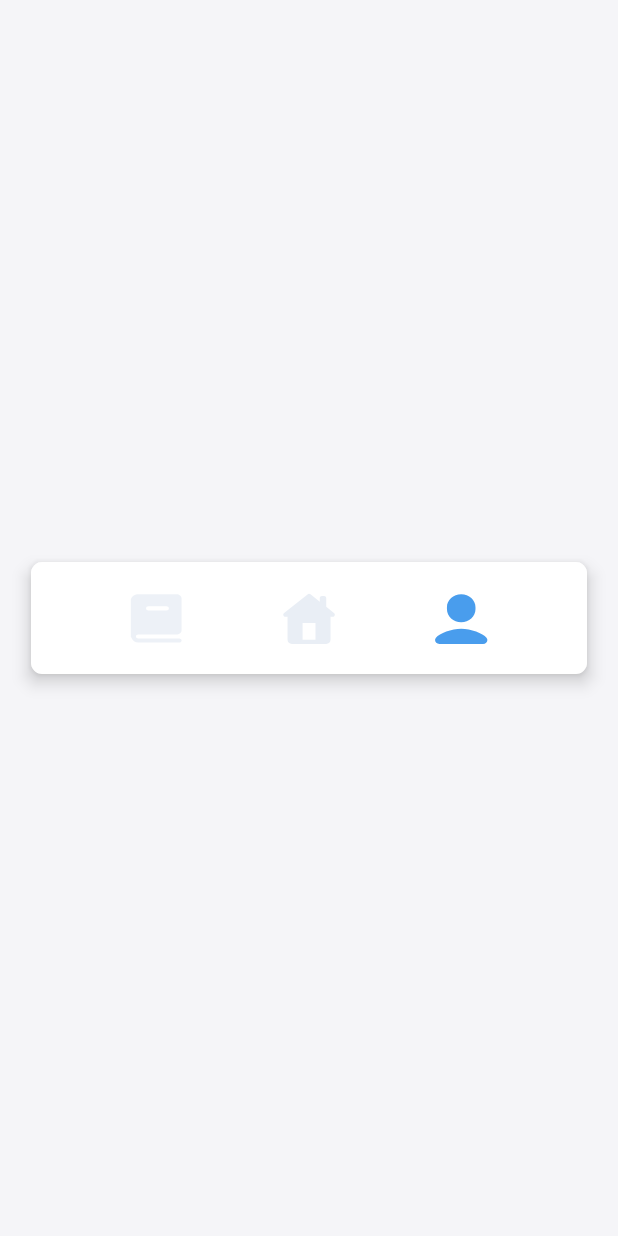
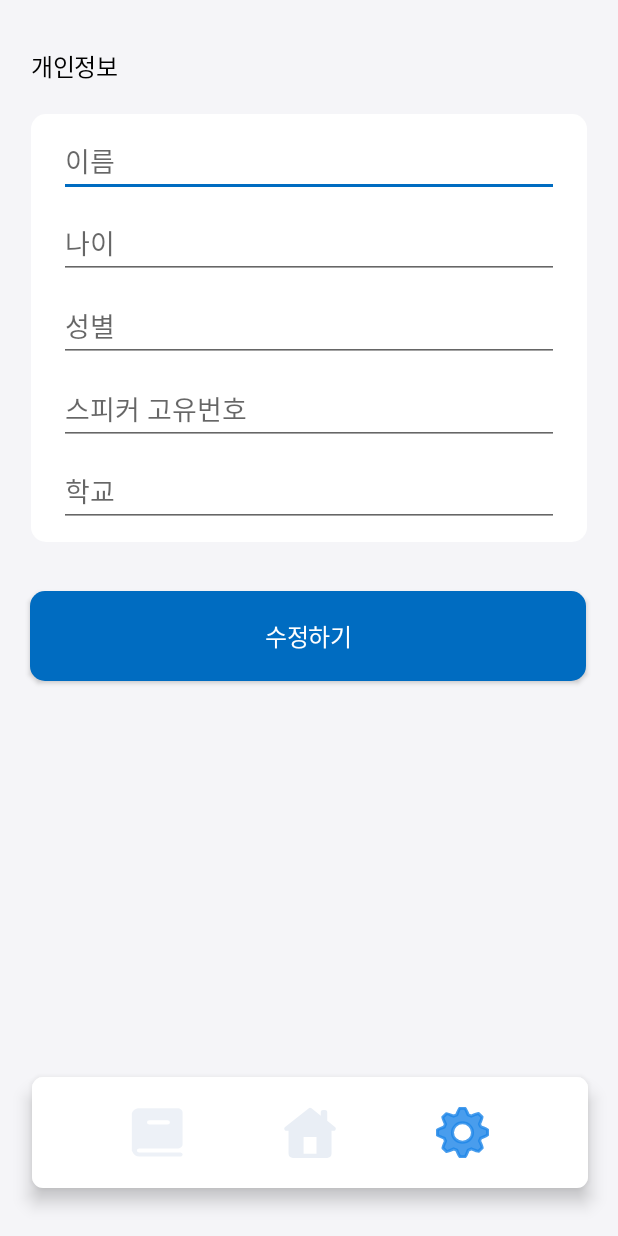
Before and after one commit to implude/asd_front, an Android app: the setting screen opened directly, with no data from a screen before it, on a phone screen of 412 x 824 dp. Run offline under Robolectric (Android 15) with nearby library versions, the phone set to English and light mode, and no system bars.

Commit message:
setting Page fin.

```diff
--- a/app/src/main/AndroidManifest.xml
+++ b/app/src/main/AndroidManifest.xml
@@ -31,7 +31,7 @@
             android:exported="true">
         </activity>
         <activity android:name=".Calendar"></activity>
-        <activity android:name=".Info"></activity>
+        <activity android:name=".setting"></activity>
     </application>
 
 </manifest>
--- a/app/src/main/java/com/example/asd/Calendar.kt
+++ b/app/src/main/java/com/example/asd/Calendar.kt
@@ -4,8 +4,6 @@ import android.content.Intent
 import android.os.Bundle
 import android.widget.ImageButton
 import androidx.appcompat.app.AppCompatActivity
-import java.util.Calendar.YEAR
-import java.util.Calendar.getInstance
 
 class Calendar : AppCompatActivity() {
     override fun onCreate(savedInstanceState: Bundle?) {
@@ -26,7 +24,7 @@ class Calendar : AppCompatActivity() {
             overridePendingTransition(R.anim.slide_right_enter,R.anim.slide_right_exit)
         }
         navigationbar_info.setOnClickListener {
-            val intent = Intent(this@Calendar, Info::class.java)
+            val intent = Intent(this@Calendar, setting::class.java)
             startActivity(intent)
             overridePendingTransition(R.anim.slide_right_enter,R.anim.slide_right_exit)
         }
--- a/app/src/main/java/com/example/asd/Main.kt
+++ b/app/src/main/java/com/example/asd/Main.kt
@@ -29,7 +29,7 @@ class Main : AppCompatActivity() {
 //            startActivity(intent)
 //        }
         navigationbar_info.setOnClickListener {
-            val intent = Intent(this@Main, Info::class.java)
+            val intent = Intent(this@Main, setting::class.java)
             startActivity(intent)
 
             overridePendingTransition(R.anim.slide_right_enter,R.anim.slide_right_exit)
--- a/app/src/main/java/com/example/asd/Info.kt
+++ b/app/src/main/java/com/example/asd/setting.kt
@@ -2,33 +2,25 @@ package com.example.asd
 
 import android.content.Intent
 import android.os.Bundle
-import android.util.Log
-import android.widget.Button
 import android.widget.ImageButton
-import android.widget.TextView
 import androidx.appcompat.app.AppCompatActivity
-import androidx.constraintlayout.widget.ConstraintLayout
-import androidx.constraintlayout.widget.ConstraintSet
-import retrofit2.Retrofit
-import retrofit2.converter.gson.GsonConverterFactory
-import retrofit2.http.Url
 
-class Info : AppCompatActivity() {
+class setting : AppCompatActivity() {
     override fun onCreate(savedInstanceState: Bundle?) {
         super.onCreate(savedInstanceState)
-        setContentView(R.layout.info)
+        setContentView(R.layout.setting)
 
         val navigationbar_book = findViewById<ImageButton>(R.id.navigation_bar_book)
         val navigationbar_home = findViewById<ImageButton>(R.id.navigation_bar_home)
 //        val navigationbar_info = findViewById<ImageButton>(R.id.navigation_bar_info)
 
         navigationbar_book.setOnClickListener {
-            val intent = Intent(this@Info, Calendar::class.java)
+            val intent = Intent(this@setting, Calendar::class.java)
             startActivity(intent)
             overridePendingTransition(R.anim.slide_left_enter,R.anim.slide_left_exit)
         }
         navigationbar_home.setOnClickListener {
-            val intent = Intent(this@Info, Main::class.java)
+            val intent = Intent(this@setting, Main::class.java)
             startActivity(intent)
             overridePendingTransition(R.anim.slide_left_enter,R.anim.slide_left_exit)
         }
--- /dev/null
+++ b/app/src/main/res/drawable/setting.xml
@@ -0,0 +1,13 @@
+<vector xmlns:android="http://schemas.android.com/apk/res/android"
+    android:width="34dp"
+    android:height="34dp"
+    android:viewportWidth="34"
+    android:viewportHeight="34">
+  <path
+      android:pathData="M28.697,13.306L27.882,11.325C27.882,11.325 29.777,6.955 29.607,6.785L27.1,4.276C26.921,4.106 22.647,6.096 22.647,6.096L20.675,5.28C20.675,5.28 18.933,0.85 18.695,0.85H15.152C14.905,0.85 13.291,5.297 13.291,5.297L11.319,6.113C11.319,6.113 6.951,4.217 6.781,4.387L4.274,6.895C4.104,7.065 6.093,11.35 6.093,11.35L5.277,13.323C5.277,13.323 0.85,15.066 0.85,15.304V18.849C0.85,19.096 5.294,20.711 5.294,20.711L6.11,22.684C6.11,22.684 4.215,27.054 4.376,27.224L6.883,29.732C7.053,29.902 11.336,27.904 11.336,27.904L13.316,28.72C13.316,28.72 15.058,33.15 15.305,33.15H18.848C19.095,33.15 20.709,28.703 20.709,28.703L22.689,27.887C22.689,27.887 27.049,29.783 27.219,29.621L29.726,27.113C29.896,26.943 27.899,22.658 27.899,22.658L28.714,20.686C28.714,20.686 33.15,18.934 33.15,18.696V15.151C33.15,14.904 28.714,13.297 28.714,13.297H28.697V13.306ZM23.446,17.013C23.446,20.566 20.548,23.466 16.996,23.466C13.444,23.466 10.546,20.566 10.546,17.013C10.546,13.459 13.444,10.568 16.996,10.568C20.548,10.568 23.446,13.459 23.446,17.013Z"
+      android:strokeAlpha="0.8"
+      android:strokeWidth="2"
+      android:fillColor="#E9EEF5"
+      android:fillAlpha="0.8"
+      android:strokeColor="#E9EEF5"/>
+</vector>
--- /dev/null
+++ b/app/src/main/res/drawable/setting_userinfo.xml
@@ -0,0 +1,10 @@
+<?xml version="1.0" encoding="utf-8"?>
+
+<shape xmlns:android="http://schemas.android.com/apk/res/android"
+    android:shape="rectangle">
+
+    <solid android:color = "@color/True_white" />
+
+    <corners
+        android:radius="10dp"/>
+</shape>
--- a/app/src/main/res/layout/calendar.xml
+++ b/app/src/main/res/layout/calendar.xml
@@ -22,6 +22,7 @@
             android:theme="@style/Text2_semibold"
             android:layout_marginLeft="80dp"
             app:layout_constraintLeft_toLeftOf="parent"
+            app:layout_constraintTop_toTopOf="parent"
             app:layout_constraintRight_toLeftOf="@id/calendar_calendar_yearnmonth"/>
         <TextView
             android:id="@+id/calendar_calendar_yearnmonth"
@@ -40,6 +41,7 @@
             android:background="@drawable/calendar_dash_right"
             android:theme="@style/Text2_semibold"
             android:layout_marginRight="80dp"
+            app:layout_constraintTop_toTopOf="parent"
             app:layout_constraintRight_toRightOf="parent"
             app:layout_constraintLeft_toRightOf="@id/calendar_calendar_yearnmonth"/>
 
@@ -67,6 +69,7 @@
         app:layout_constraintLeft_toLeftOf="parent"
         app:layout_constraintTop_toBottomOf="@+id/calendar_calendar"
         app:layout_constraintBottom_toTopOf="@+id/calendar_navigation_bar">
+
 
     </androidx.constraintlayout.widget.ConstraintLayout>
 
@@ -109,7 +112,7 @@
             android:id="@+id/navigation_bar_info"
             android:layout_width="35dp"
             android:layout_height="34dp"
-            android:background="@drawable/person"
+            android:background="@drawable/setting"
             app:layout_constraintRight_toRightOf="parent"
             app:layout_constraintLeft_toRightOf="@id/navigation_bar_home"
             app:layout_constraintTop_toTopOf="parent"
--- a/app/src/main/res/layout/info.xml
+++ /dev/null
@@ -1,55 +0,0 @@
-<?xml version="1.0" encoding="utf-8"?>
-<androidx.constraintlayout.widget.ConstraintLayout xmlns:android="http://schemas.android.com/apk/res/android"
-    android:layout_width="match_parent"
-    android:layout_height="match_parent"
-    xmlns:app="http://schemas.android.com/apk/res-auto"
-    android:background="@color/Background">
-    <!--    Navigation Bar    -->
-    <androidx.constraintlayout.widget.ConstraintLayout
-        android:id="@+id/calendar_navigation_bar"
-        android:layout_width="0dp"
-        android:layout_height="0dp"
-        app:layout_constraintWidth_percent="0.9"
-        app:layout_constraintHeight_percent="0.09"
-        app:layout_constraintLeft_toLeftOf="parent"
-        app:layout_constraintRight_toRightOf="parent"
-        android:elevation="7dp"
-        android:background="@drawable/navigation_bar"
-        app:layout_constraintTop_toTopOf="parent"
-        app:layout_constraintBottom_toBottomOf="parent">
-
-        <ImageButton
-            android:id="@+id/navigation_bar_book"
-            android:layout_width="35dp"
-            android:layout_height="34dp"
-            android:background="@drawable/calendar"
-            android:backgroundTint="@color/gray4"
-            app:layout_constraintLeft_toLeftOf="parent"
-            app:layout_constraintRight_toLeftOf="@id/navigation_bar_home"
-            app:layout_constraintTop_toTopOf="parent"
-            app:layout_constraintBottom_toBottomOf="parent"/>
-        <ImageButton
-            android:id="@+id/navigation_bar_home"
-            android:layout_width="35dp"
-            android:layout_height="34dp"
-            android:background="@drawable/home"
-            android:backgroundTint="@color/gray4"
-            app:layout_constraintLeft_toRightOf="@id/navigation_bar_book"
-            app:layout_constraintRight_toLeftOf="@id/navigation_bar_info"
-            app:layout_constraintTop_toTopOf="parent"
-            app:layout_constraintBottom_toBottomOf="parent"/>
-
-        <ImageButton
-            android:id="@+id/navigation_bar_info"
-            android:layout_width="35dp"
-            android:layout_height="34dp"
-            android:background="@drawable/person"
-            android:backgroundTint="@color/main_blue"
-            app:layout_constraintRight_toRightOf="parent"
-            app:layout_constraintLeft_toRightOf="@id/navigation_bar_home"
-            app:layout_constraintTop_toTopOf="parent"
-            app:layout_constraintBottom_toBottomOf="parent"/>
-
-
-    </androidx.constraintlayout.widget.ConstraintLayout>
-</androidx.constraintlayout.widget.ConstraintLayout>
--- a/app/src/main/res/layout/main.xml
+++ b/app/src/main/res/layout/main.xml
@@ -68,37 +68,40 @@
             android:theme="@style/Text4_semibold"
             app:layout_constraintLeft_toLeftOf="parent"
             app:layout_constraintTop_toTopOf="parent"/>
+
         <androidx.constraintlayout.widget.ConstraintLayout
             android:id="@+id/main_todolist_list"
             android:layout_width="match_parent"
             android:layout_height="0dp"
+            android:layout_marginTop="20dp"
             android:background="@drawable/main_todolist"
-            android:layout_marginTop="20dp"
+            app:layout_constraintBottom_toBottomOf="parent"
+            app:layout_constraintLeft_toLeftOf="parent"
             app:layout_constraintRight_toRightOf="parent"
-            app:layout_constraintLeft_toLeftOf="parent"
-            app:layout_constraintTop_toBottomOf="@id/main_todolist_text"
-            app:layout_constraintBottom_toBottomOf="parent">
+            app:layout_constraintTop_toBottomOf="@id/main_todolist_text">
 
             <androidx.constraintlayout.widget.ConstraintLayout
                 android:layout_width="match_parent"
                 android:layout_height="match_parent"
-                android:layout_marginRight="19dp"
                 android:layout_marginLeft="19dp"
                 android:layout_marginTop="29dp"
+                android:layout_marginRight="19dp"
                 android:layout_marginBottom="29dp"
+                app:layout_constraintBottom_toBottomOf="parent"
+                app:layout_constraintLeft_toLeftOf="parent"
                 app:layout_constraintRight_toRightOf="parent"
-                app:layout_constraintLeft_toLeftOf="parent"
-                app:layout_constraintTop_toTopOf="parent"
-                app:layout_constraintBottom_toBottomOf="parent">
+                app:layout_constraintTop_toTopOf="parent">
+
                 <TextView
                     android:id="@+id/main_todolist_dash_left"
                     android:layout_width="wrap_content"
                     android:layout_height="wrap_content"
+                    android:layout_marginLeft="66.5dp"
                     android:background="@drawable/dash_left"
-                    android:layout_marginLeft="66.5dp"
                     app:layout_constraintLeft_toLeftOf="parent"
                     app:layout_constraintRight_toLeftOf="@+id/main_todolist_dash_middle"
-                    app:layout_constraintTop_toTopOf="parent"/>
+                    app:layout_constraintTop_toTopOf="parent" />
+
                 <TextView
                     android:id="@+id/main_todolist_dash_middle"
                     android:layout_width="wrap_content"
@@ -107,23 +110,24 @@
                     android:theme="@style/Text5_semibold"
                     app:layout_constraintLeft_toRightOf="@+id/main_todolist_dash_left"
                     app:layout_constraintRight_toLeftOf="@+id/main_todolist_dash_right"
-                    app:layout_constraintTop_toTopOf="parent"/>
+                    app:layout_constraintTop_toTopOf="parent" />
+
                 <TextView
                     android:id="@+id/main_todolist_dash_right"
                     android:layout_width="wrap_content"
                     android:layout_height="wrap_content"
+                    android:layout_marginRight="66.5dp"
                     android:background="@drawable/dash_right"
-                    android:layout_marginRight="66.5dp"
                     app:layout_constraintLeft_toRightOf="@id/main_todolist_dash_middle"
                     app:layout_constraintRight_toRightOf="parent"
-                    app:layout_constraintTop_toTopOf="parent"/>
+                    app:layout_constraintTop_toTopOf="parent" />
 
                 <androidx.constraintlayout.widget.ConstraintLayout
                     android:layout_width="match_parent"
                     android:layout_height="0dp"
                     android:layout_marginTop="20dp"
-                    app:layout_constraintTop_toBottomOf="@+id/main_todolist_dash_middle"
-                    app:layout_constraintBottom_toBottomOf="parent">
+                    app:layout_constraintBottom_toBottomOf="parent"
+                    app:layout_constraintTop_toBottomOf="@+id/main_todolist_dash_middle">
 
 
                 </androidx.constraintlayout.widget.ConstraintLayout>
@@ -172,7 +176,7 @@
             android:id="@+id/navigation_bar_info"
             android:layout_width="35dp"
             android:layout_height="34dp"
-            android:background="@drawable/person"
+            android:background="@drawable/setting"
             app:layout_constraintRight_toRightOf="parent"
             app:layout_constraintLeft_toRightOf="@id/navigation_bar_home"
             app:layout_constraintTop_toTopOf="parent"
--- /dev/null
+++ b/app/src/main/res/layout/setting.xml
@@ -0,0 +1,164 @@
+<?xml version="1.0" encoding="utf-8"?>
+<androidx.constraintlayout.widget.ConstraintLayout xmlns:android="http://schemas.android.com/apk/res/android"
+    android:layout_width="match_parent"
+    android:layout_height="match_parent"
+    xmlns:app="http://schemas.android.com/apk/res-auto"
+    android:background="@color/Background">
+    <androidx.constraintlayout.widget.ConstraintLayout
+        android:id="@+id/setting_userinfo"
+        android:layout_width="0dp"
+        android:layout_height="0dp"
+        app:layout_constraintWidth_percent="0.9"
+        app:layout_constraintHeight_percent="0.4"
+        app:layout_constraintRight_toRightOf="parent"
+        app:layout_constraintLeft_toLeftOf="parent"
+        app:layout_constraintTop_toTopOf="parent"
+        app:layout_constraintBottom_toTopOf="@id/setting_button">
+        <TextView
+            android:id="@+id/setting_userinfo_text"
+            android:layout_width="wrap_content"
+            android:layout_height="wrap_content"
+            android:text="개인정보"
+            android:theme="@style/Text4_semibold"
+            app:layout_constraintLeft_toLeftOf="parent"
+            app:layout_constraintTop_toTopOf="parent"/>
+        <androidx.constraintlayout.widget.ConstraintLayout
+            android:id="@+id/setting_userinfo_list"
+            android:layout_width="match_parent"
+            android:layout_height="0dp"
+            android:layout_marginTop="20dp"
+            android:background="@drawable/main_management"
+            app:layout_constraintTop_toBottomOf="@id/setting_userinfo_text"
+            app:layout_constraintRight_toRightOf="parent"
+            app:layout_constraintLeft_toLeftOf="parent"
+            app:layout_constraintBottom_toBottomOf="parent">
+            <EditText
+                android:id="@+id/setting_userinfo_name"
+                android:layout_width="0dp"
+                android:layout_height="45dp"
+                app:layout_constraintWidth_percent="0.9"
+                app:layout_constraintRight_toRightOf="parent"
+                app:layout_constraintLeft_toLeftOf="parent"
+                app:layout_constraintTop_toTopOf="parent"
+                app:layout_constraintBottom_toTopOf="@id/setting_userinfo_age"
+                android:hint="이름"/>
+            <EditText
+                android:id="@+id/setting_userinfo_age"
+                android:layout_width="0dp"
+                android:layout_height="45dp"
+                app:layout_constraintWidth_percent="0.9"
+                app:layout_constraintRight_toRightOf="parent"
+                app:layout_constraintLeft_toLeftOf="parent"
+                app:layout_constraintTop_toBottomOf="@id/setting_userinfo_name"
+                app:layout_constraintBottom_toTopOf="@id/setting_userinfo_gender"
+                android:hint="나이"/>
+            <EditText
+                android:id="@+id/setting_userinfo_gender"
+                android:layout_width="0dp"
+                android:layout_height="45dp"
+                app:layout_constraintWidth_percent="0.9"
+                app:layout_constraintRight_toRightOf="parent"
+                app:layout_constraintLeft_toLeftOf="parent"
+                app:layout_constraintTop_toBottomOf="@id/setting_userinfo_age"
+                app:layout_constraintBottom_toTopOf="@id/setting_userinfo_code"
+                android:hint="성별"/>
+            <EditText
+                android:id="@+id/setting_userinfo_code"
+                android:layout_width="0dp"
+                android:layout_height="45dp"
+                app:layout_constraintWidth_percent="0.9"
+                app:layout_constraintRight_toRightOf="parent"
+                app:layout_constraintLeft_toLeftOf="parent"
+                app:layout_constraintTop_toBottomOf="@id/setting_userinfo_gender"
+                app:layout_constraintBottom_toTopOf="@id/setting_userinfo_school"
+                android:hint="스피커 고유번호"/>
+            <EditText
+                android:id="@+id/setting_userinfo_school"
+                android:layout_width="0dp"
+                android:layout_height="45dp"
+                app:layout_constraintWidth_percent="0.9"
+                app:layout_constraintRight_toRightOf="parent"
+                app:layout_constraintLeft_toLeftOf="parent"
+                app:layout_constraintTop_toBottomOf="@id/setting_userinfo_code"
+                app:layout_constraintBottom_toBottomOf="parent"
+                android:hint="학교"/>
+
+        </androidx.constraintlayout.widget.ConstraintLayout>
+
+    </androidx.constraintlayout.widget.ConstraintLayout>
+
+    <Button
+        android:id="@+id/setting_button"
+        android:layout_width="0dp"
+        android:layout_height="60dp"
+        android:background="@drawable/setting_userinfo"
+        android:backgroundTint="@color/main_blue"
+        android:text="수정하기"
+        android:textColor="@color/True_white"
+        android:theme="@style/Text4_bold"
+        app:layout_constraintHorizontal_bias="0.487"
+        app:layout_constraintLeft_toLeftOf="parent"
+        app:layout_constraintRight_toRightOf="parent"
+        app:layout_constraintTop_toBottomOf="@id/setting_userinfo"
+        app:layout_constraintBottom_toTopOf="@id/clearContainer"
+        app:layout_constraintWidth_percent="0.9" />
+    <androidx.constraintlayout.widget.ConstraintLayout
+        android:id="@+id/clearContainer"
+        android:layout_width="0dp"
+        app:layout_constraintWidth_percent="0.9"
+        android:layout_height="200dp"
+        app:layout_constraintRight_toRightOf="parent"
+        app:layout_constraintLeft_toLeftOf="parent"
+        app:layout_constraintTop_toBottomOf="@id/setting_button"
+        app:layout_constraintBottom_toTopOf="@id/setting_navigation_bar"/>
+
+    <androidx.constraintlayout.widget.ConstraintLayout
+        android:id="@+id/setting_navigation_bar"
+        android:layout_width="0dp"
+        android:layout_height="0dp"
+        android:background="@drawable/navigation_bar"
+        android:elevation="7dp"
+        app:layout_constraintBottom_toBottomOf="parent"
+        app:layout_constraintHeight_percent="0.09"
+        app:layout_constraintHorizontal_bias="0.512"
+        app:layout_constraintLeft_toLeftOf="parent"
+        app:layout_constraintRight_toRightOf="parent"
+        app:layout_constraintTop_toBottomOf="@id/clearContainer"
+        app:layout_constraintWidth_percent="0.9">
+
+        <ImageButton
+            android:id="@+id/navigation_bar_book"
+            android:layout_width="35dp"
+            android:layout_height="34dp"
+            android:background="@drawable/calendar"
+            android:backgroundTint="@color/gray4"
+            app:layout_constraintBottom_toBottomOf="parent"
+            app:layout_constraintLeft_toLeftOf="parent"
+            app:layout_constraintRight_toLeftOf="@id/navigation_bar_home"
+            app:layout_constraintTop_toTopOf="parent" />
+
+        <ImageButton
+            android:id="@+id/navigation_bar_home"
+            android:layout_width="35dp"
+            android:layout_height="34dp"
+            android:background="@drawable/home"
+            android:backgroundTint="@color/gray4"
+            app:layout_constraintBottom_toBottomOf="parent"
+            app:layout_constraintLeft_toRightOf="@id/navigation_bar_book"
+            app:layout_constraintRight_toLeftOf="@id/navigation_bar_info"
+            app:layout_constraintTop_toTopOf="parent" />
+
+        <ImageButton
+            android:id="@+id/navigation_bar_info"
+            android:layout_width="35dp"
+            android:layout_height="34dp"
+            android:background="@drawable/setting"
+            android:backgroundTint="@color/main_blue"
+            app:layout_constraintBottom_toBottomOf="parent"
+            app:layout_constraintLeft_toRightOf="@id/navigation_bar_home"
+            app:layout_constraintRight_toRightOf="parent"
+            app:layout_constraintTop_toTopOf="parent" />
+
+
+    </androidx.constraintlayout.widget.ConstraintLayout>
+</androidx.constraintlayout.widget.ConstraintLayout>
```
